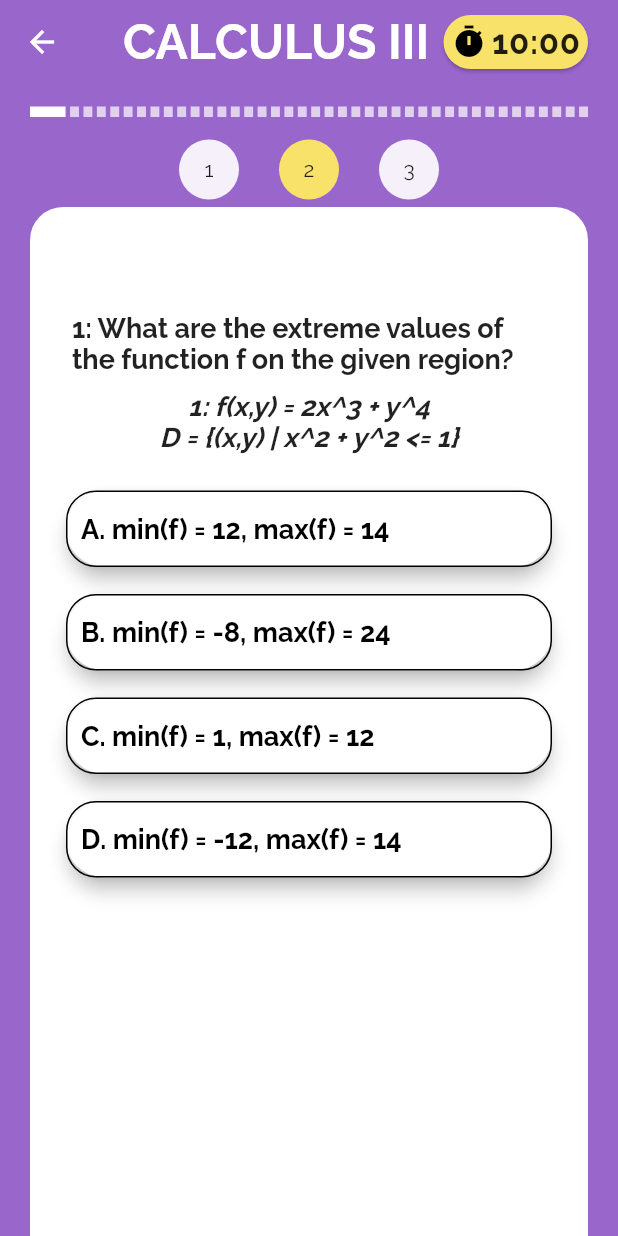
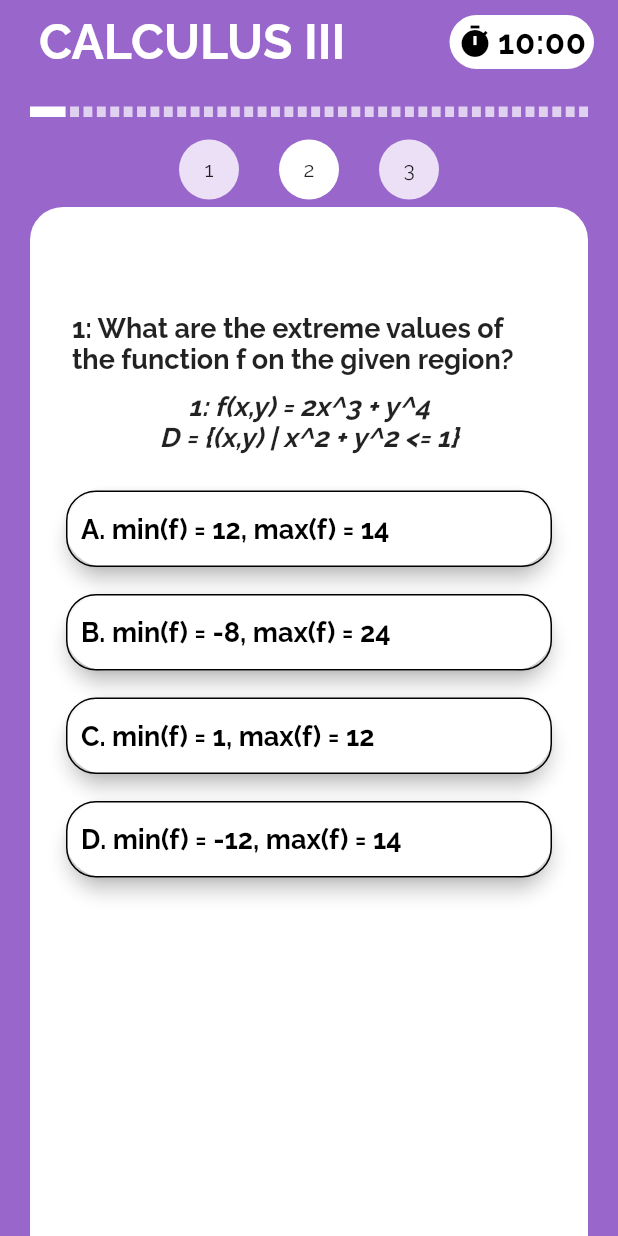
Before and after one commit to CS426FinalProject/eazylearn-frontend, a Flutter app: the TestScreen screen opened directly, after a tap on an icon or button, on a phone screen of 412 x 824 dp. Run offline on Flutter 3.47's test engine with Material 2 defaults, Android fonts, the phone set to English and light mode, and no system bars; our stand-ins replace email_validator.

Commit message:
bugs in test screen fixed

```diff
--- a/lib/constants/color.dart
+++ b/lib/constants/color.dart
@@ -14,7 +14,7 @@ const Color db = Color(0xFFFF7528);
 const Color green_light = Color(0x00EF99);
 
 const Color primaryColor = Color(0xFF9966CC);
-const Color secondaryColor = Color(0xFFFFF964);
+const Color primaryColorDark = Color(0xFF68399B);
 
 const Color correct = Color(0xFF62E09C);
 const Color incorrect = Color(0xFFE06262);
--- a/lib/screens/test_screen.dart
+++ b/lib/screens/test_screen.dart
@@ -15,7 +15,7 @@ class TestScreen extends StatefulWidget {
 }
 
 class _TestScreenState extends State<TestScreen> {
-  bool scrollByWheel = false;
+  bool scrollByWheel;
   PageController pageController = PageController();
   PageController wheelController;
   ValueNotifier<double> notifier = ValueNotifier(0);
@@ -57,8 +57,8 @@ class _TestScreenState extends State<TestScreen> {
     return Scaffold(
       backgroundColor: primaryColor,
       appBar: AppBar(
+        automaticallyImplyLeading: false,
         title: Row(
-          mainAxisAlignment: MainAxisAlignment.center,
           children: [
             Expanded(
               child: Padding(
@@ -72,10 +72,9 @@ class _TestScreenState extends State<TestScreen> {
                 ),
               ),
             ),
-            Card(
-              color: timerColor,
-              shape: RoundedRectangleBorder(
-                  borderRadius: BorderRadius.circular(20.0)),
+            DecoratedBox(
+              decoration: BoxDecoration(
+                  color: Colors.white, borderRadius: BorderRadius.circular(20)),
               child: Padding(
                   padding: const EdgeInsets.all(5.0),
                   child: Row(
@@ -92,14 +91,15 @@ class _TestScreenState extends State<TestScreen> {
                           style: TextStyle(
                               fontSize: 22,
                               letterSpacing: 0.5,
-                              fontWeight: FontWeight.bold)),
+                              fontWeight: FontWeight.bold,
+                              color: Colors.black)),
                     ],
                   )),
             ),
           ],
         ),
+        elevation: 0,
         backgroundColor: Colors.transparent,
-        elevation: 0,
       ),
       body: Column(
         children: <Widget>[
@@ -122,11 +122,10 @@ class _TestScreenState extends State<TestScreen> {
                   questionNumber: test.questions.length,
                   onScroll: (value) {
                     setState(() {
-                      if (scrollByWheel) {
+                      if (scrollByWheel)
                         pageController.animateTo(value * (width),
                             duration: Duration(milliseconds: 300),
                             curve: Curves.ease);
-                      }
                       scrollByWheel = true;
                     });
                   },
@@ -140,8 +139,8 @@ class _TestScreenState extends State<TestScreen> {
                 controller: pageController,
                 onPageChanged: (index) => setState(() {
                       currentQuestion = index;
-                      if (!scrollByWheel) wheelController.jumpToPage(index);
                       scrollByWheel = false;
+                      wheelController.jumpToPage(index);
                     }),
                 itemBuilder: (context, index) => Container(
                       margin: EdgeInsets.only(left: 20, right: 20),
--- a/lib/utility/question_wheel.dart
+++ b/lib/utility/question_wheel.dart
@@ -54,10 +54,8 @@ class _QuestionWheelState extends State<QuestionWheel> {
                   margin: EdgeInsets.all(5),
                   decoration: BoxDecoration(
                       shape: BoxShape.circle,
-                      color: index == selected
-                          ? timerColor
-                          : (Colors.white
-                              .withOpacity(1 - abs(index - selected) / 10))),
+                      color: Colors.white
+                          .withOpacity(1 - abs(index - selected) * 2 / 10)),
                   child: Center(child: Text("${index + 1}")),
                 ),
               )),
```
